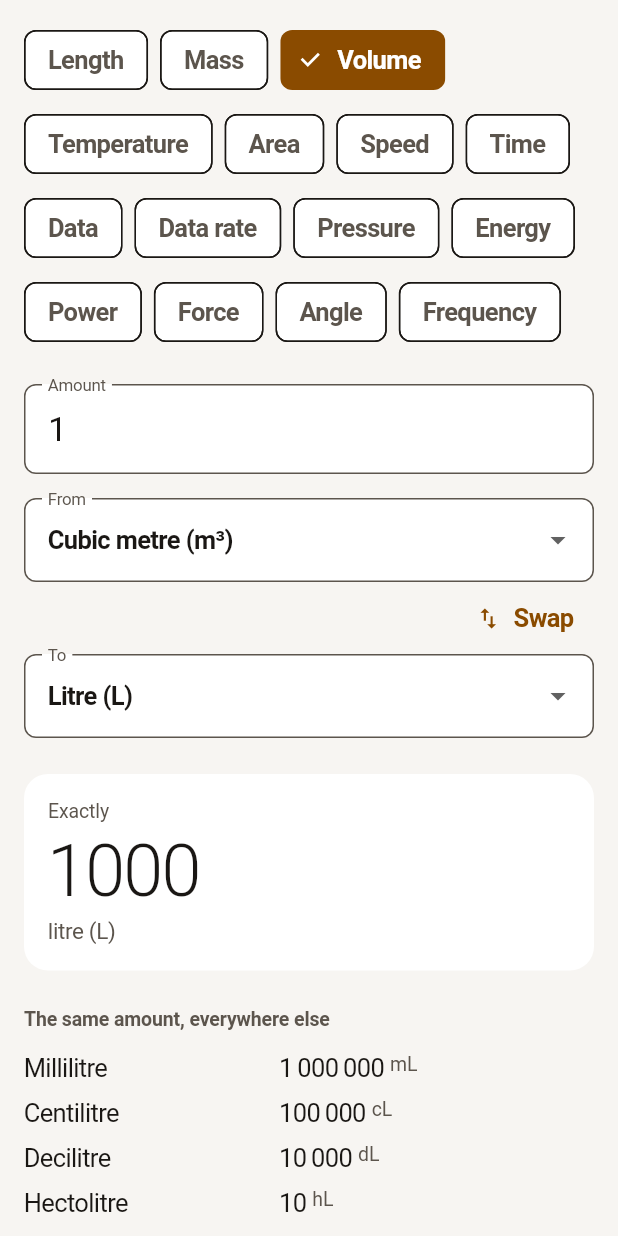
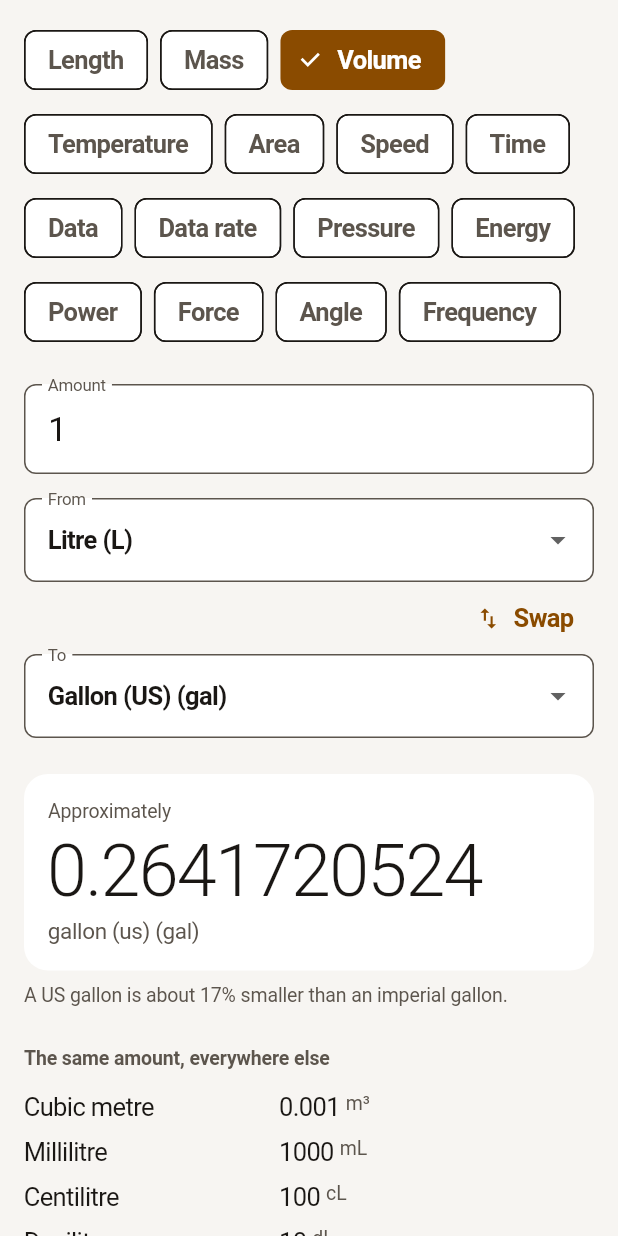
Before and after one commit to dgrudlev-sys/Claude, a Flutter app: the ConvertScreen widget shown alone on an empty page, opened directly, after a tap on "Mass", after a tap on "Volume", on a phone screen of 412 x 824 dp. Run offline on Flutter 3.47's test engine with Material 3 defaults, Android fonts, the phone set to English and light mode, and no system bars; our stand-ins replace math_expressions, package_info_plus, shared_preferences; missing offline and left inert: equations; accounts and stored records are empty.

Commit message:
Fix what the screenshots showed
Photographing the screens turned up four things that only looking
could have found.

A scanned x² arrived as "x^(2)", which the renderer drew with the
brackets showing and the reader spoke as "x to the power of open
paren 2 close paren" — punctuation the page never had. A
single-character exponent needs no brackets.

The camera's sample scene was labelled "x² + 5x + 6 = 0" but its
glyphs stopped at the 6, so it never was an equation. It has the
equals and the nought now, and reconstructs end to end into
something the model can hold and read aloud as an equation.

The converter opened on metres into kilometres — 0.001, correct and
useless as a first impression. Each category now opens on the
pairing people come to a converter for, with a test that walks all
of them so a mistyped unit id cannot fall back to that silently.

And both panels' caveats pointed "below" at text that sits above
them, because the caveat is pinned to the bottom of the screen.

Co-Authored-By: Claude Opus 5 <noreply@anthropic.com>
Claude-Session: https://claude.ai/code/session_01DU8zFGPfuAeu9VYaM518cp

```diff
--- a/scientific-calculator/lib/screens/convert_screen.dart
+++ b/scientific-calculator/lib/screens/convert_screen.dart
@@ -50,12 +50,48 @@ class _ConvertScreenState extends State<ConvertScreen> {
     UnitCategory.frequency,
   ];
 
+  /// What each category opens on.
+  ///
+  /// Catalog order would pair metres with kilometres, whose answer is
+  /// 0.001 — arithmetically correct and useless as a first impression.
+  /// These are the pairings people actually come to a converter for: the
+  /// ones that cross a system boundary, or a scale, rather than the ones
+  /// you can do in your head.
+  static const _defaultPairs = <UnitCategory, (String, String)>{
+    UnitCategory.length: ('metre', 'foot'),
+    UnitCategory.mass: ('kilogram', 'pound'),
+    UnitCategory.volume: ('litre', 'gallon_us'),
+    UnitCategory.temperature: ('celsius', 'fahrenheit'),
+    UnitCategory.area: ('square_metre', 'square_foot'),
+    UnitCategory.speed: ('kilometre_per_hour', 'mile_per_hour'),
+    UnitCategory.time: ('hour', 'minute'),
+    UnitCategory.digitalStorage: ('gigabyte', 'megabyte'),
+    UnitCategory.pressure: ('bar', 'psi'),
+    UnitCategory.energy: ('kilojoule', 'kilocalorie'),
+    UnitCategory.power: ('kilowatt', 'horsepower_mechanical'),
+    UnitCategory.angle: ('degree', 'radian'),
+  };
+
   static const _converter = UnitConverter();
 
   UnitCategory _category = UnitCategory.length;
-  late Unit _from = UnitCatalog.inCategory(_category).first;
-  late Unit _to = UnitCatalog.inCategory(_category)[1];
+  late Unit _from = _defaultFor(_category).$1;
+  late Unit _to = _defaultFor(_category).$2;
   String _amount = '1';
+
+  /// The opening pair for a category, falling back to the first two units
+  /// when the catalog does not carry the ids named above — a missing id
+  /// should not leave the screen blank.
+  static (Unit, Unit) _defaultFor(UnitCategory category) {
+    final units = UnitCatalog.inCategory(category);
+    final preferred = _defaultPairs[category];
+    final from = preferred == null ? null : UnitCatalog.byId(preferred.$1);
+    final to = preferred == null ? null : UnitCatalog.byId(preferred.$2);
+    return (
+      from ?? units.first,
+      to ?? (units.length > 1 ? units[1] : units.first),
+    );
+  }
 
   // Owned here rather than rebuilt inline: the field reads on every
   // keystroke, and a controller recreated each build would drop the
@@ -69,11 +105,11 @@ class _ConvertScreenState extends State<ConvertScreen> {
   }
 
   void _selectCategory(UnitCategory category) {
-    final units = UnitCatalog.inCategory(category);
+    final pair = _defaultFor(category);
     setState(() {
       _category = category;
-      _from = units.first;
-      _to = units.length > 1 ? units[1] : units.first;
+      _from = pair.$1;
+      _to = pair.$2;
     });
   }
 
```
Also changed, not shown: scientific-calculator/lib/input/camera/math_layout_reconstructor.dart (+8 -1 lines), scientific-calculator/lib/screens/input_methods_screen.dart (+6 -2 lines), 2 other files.
